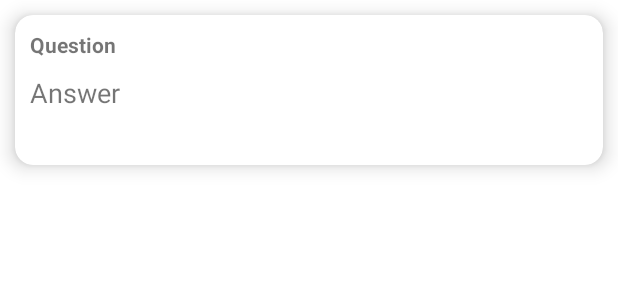
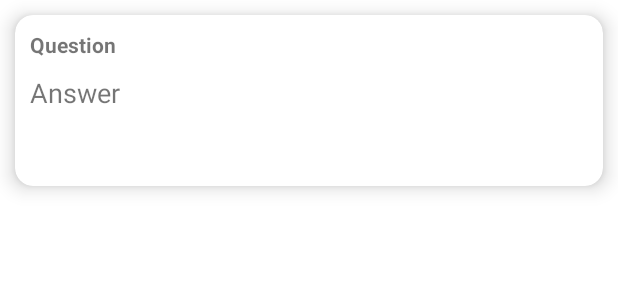
Before and after one commit to brendentbixler/KotlinStudyGuide-MobileApp, an Android app: the layout item_card_view.xml on its own in the app's theme, with its tools: preview values and no code run, on a phone screen of 412 x 824 dp. Shown: the top 300 px of the screen. Run offline under Robolectric (Android 15) with nearby library versions, the phone set to English and light mode, and no system bars; network calls fail.

```diff
--- a/app/src/main/java/com/example/kotlinstudyguide/RecyclerListFragment.kt
+++ b/app/src/main/java/com/example/kotlinstudyguide/RecyclerListFragment.kt
@@ -47,8 +47,7 @@ class RecyclerListFragment : Fragment() {
         val viewModel = ViewModelProvider(this).get(MainActivityViewModel::class.java)
         viewModel.getRecyclerListObserver().observe(this, Observer<RecyclerList> {
             if(it != null) {
-//                recyclerAdapter.setUpdatedData(it.kotlin_questions)
-                recyclerAdapter.setUpdatedData(it.items)
+                recyclerAdapter.setUpdatedData(it.kotlin_questions)
             } else {
                 Toast.makeText(activity, "ERROR", Toast.LENGTH_SHORT).show()
             }
--- a/app/src/main/java/com/example/kotlinstudyguide/network/RetroInstance.kt
+++ b/app/src/main/java/com/example/kotlinstudyguide/network/RetroInstance.kt
@@ -6,8 +6,7 @@ import retrofit2.converter.gson.GsonConverterFactory
 class RetroInstance {
 
     companion object {
-        //val BaseUrl = "https://brendentbixler.github.io/KotlinStudyGuide-MobileApp"
-        val BaseUrl = "https://api.github.com/search/"
+        val BaseUrl = "https://brendentbixler.github.io/KotlinStudyGuide-MobileApp/"
 
         fun getRetroInstance(): Retrofit {
             return Retrofit.Builder()
--- a/app/src/main/java/com/example/kotlinstudyguide/viewmodel/MainActivityViewModel.kt
+++ b/app/src/main/java/com/example/kotlinstudyguide/viewmodel/MainActivityViewModel.kt
@@ -27,8 +27,7 @@ class MainActivityViewModel : ViewModel() {
     fun makeApiCall() {
         viewModelScope.launch(Dispatchers.IO) {
             val retroInstance = RetroInstance.getRetroInstance().create(RetroService::class.java)
-//            val response = retroInstance.getDataFromAPI()
-            val response = retroInstance.getDataFromApi("ny")
+            val response = retroInstance.getDataFromAPI()
             recyclerListLiveData.postValue(response)
         }
     }
--- a/app/src/main/res/layout/item_card_view.xml
+++ b/app/src/main/res/layout/item_card_view.xml
@@ -1,7 +1,7 @@
 <?xml version="1.0" encoding="utf-8"?>
 <androidx.cardview.widget.CardView xmlns:android="http://schemas.android.com/apk/res/android"
     android:layout_width="match_parent"
-    android:layout_height="100dp"
+    android:layout_height="114dp"
     xmlns:app="http://schemas.android.com/apk/res-auto"
     android:layout_margin="10dp"
     app:cardCornerRadius="12dp"
@@ -29,12 +29,12 @@
             android:layout_width="wrap_content"
             android:layout_height="wrap_content"
             android:text="Answer"
+            android:minLines="3"
             app:layout_constraintTop_toBottomOf="@id/tvQuestion"
             app:layout_constraintLeft_toLeftOf="parent"
             android:layout_marginStart="10dp"
             android:layout_marginTop="10dp"
-            android:textSize="18sp"
-            android:maxLines="3"/>
+            android:textSize="18sp"/>
 
     </androidx.constraintlayout.widget.ConstraintLayout>
 
```
Also changed, not shown: app/src/main/java/com/example/kotlinstudyguide/adapter/RecyclerViewAdapter.kt (+2 -6 lines), app/src/main/java/com/example/kotlinstudyguide/models/RecyclerList.kt (+2 -5 lines), app/src/main/java/com/example/kotlinstudyguide/network/RetroService.kt (+2 -6 lines).
